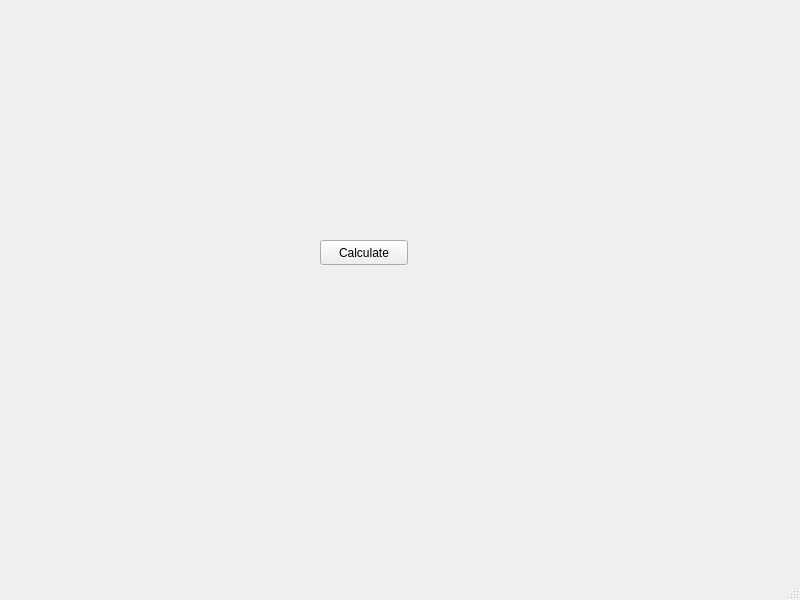
Above: ModGrad/lw2_ODE_RungeAll/mod_lw2_QtGUI/mainwindow.ui from kirpitcheq/CalcAlgs_Mod_Grad before the change. Below: the same form after it.
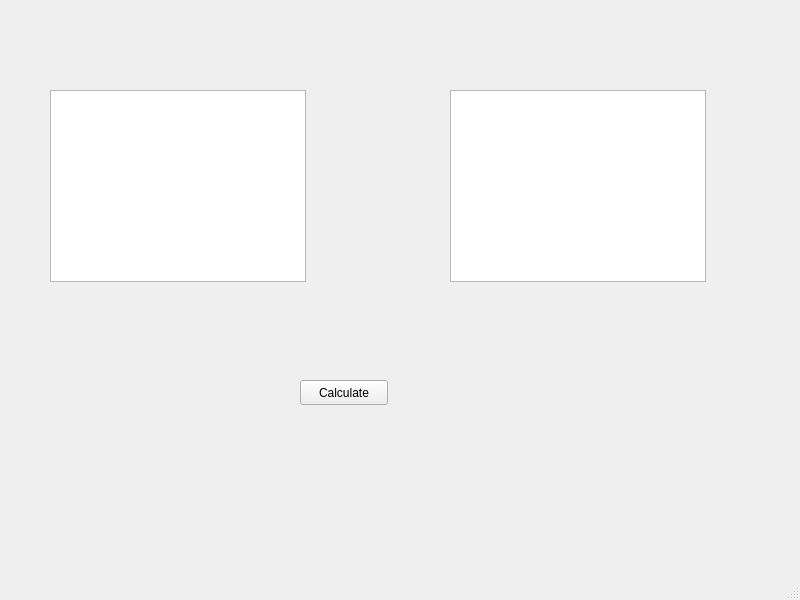
That is the form after the change.

Diff of the .ui file:
```diff
--- a/ModGrad/lw2_ODE_RungeAll/mod_lw2_QtGUI/mainwindow.ui
+++ b/ModGrad/lw2_ODE_RungeAll/mod_lw2_QtGUI/mainwindow.ui
@@ -17,8 +17,8 @@
    <widget class="QPushButton" name="calculateBtn">
     <property name="geometry">
      <rect>
-      <x>320</x>
-      <y>240</y>
+      <x>300</x>
+      <y>380</y>
       <width>88</width>
       <height>25</height>
      </rect>
@@ -27,6 +27,26 @@
      <string>Calculate</string>
     </property>
    </widget>
+   <widget class="QTableView" name="tableView">
+    <property name="geometry">
+     <rect>
+      <x>450</x>
+      <y>90</y>
+      <width>256</width>
+      <height>192</height>
+     </rect>
+    </property>
+   </widget>
+   <widget class="QTableWidget" name="tableWidget">
+    <property name="geometry">
+     <rect>
+      <x>50</x>
+      <y>90</y>
+      <width>256</width>
+      <height>192</height>
+     </rect>
+    </property>
+   </widget>
   </widget>
   <widget class="QMenuBar" name="menubar">
    <property name="geometry">
```
Left out of the diff: 2 changed lines with no effect on the pictures.
